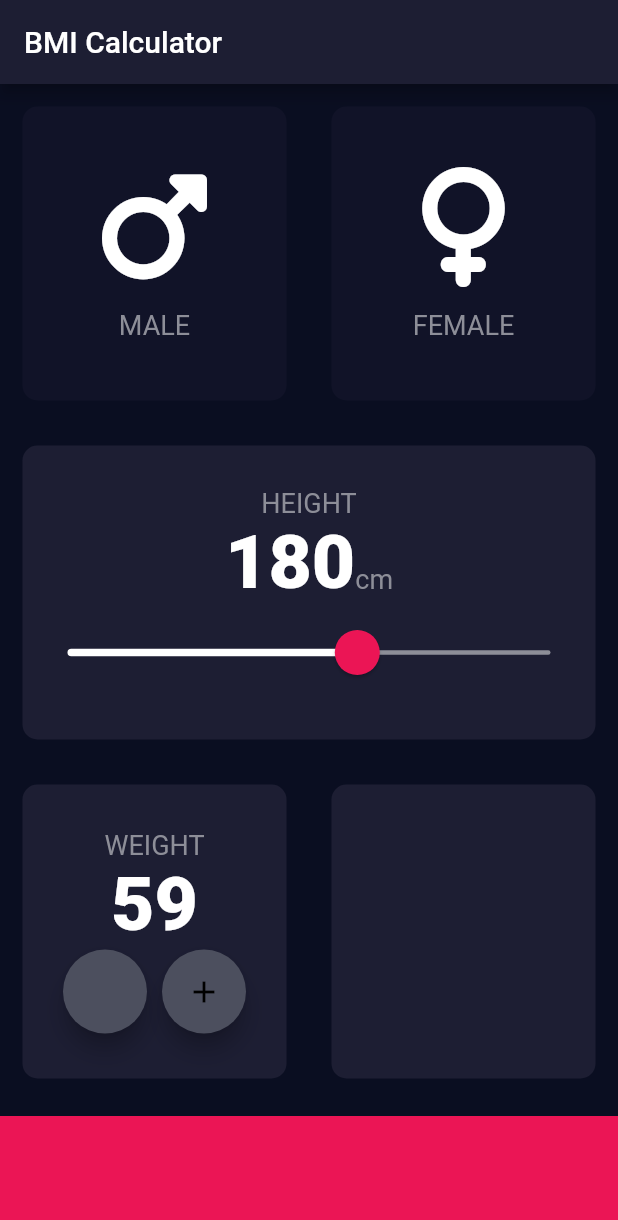
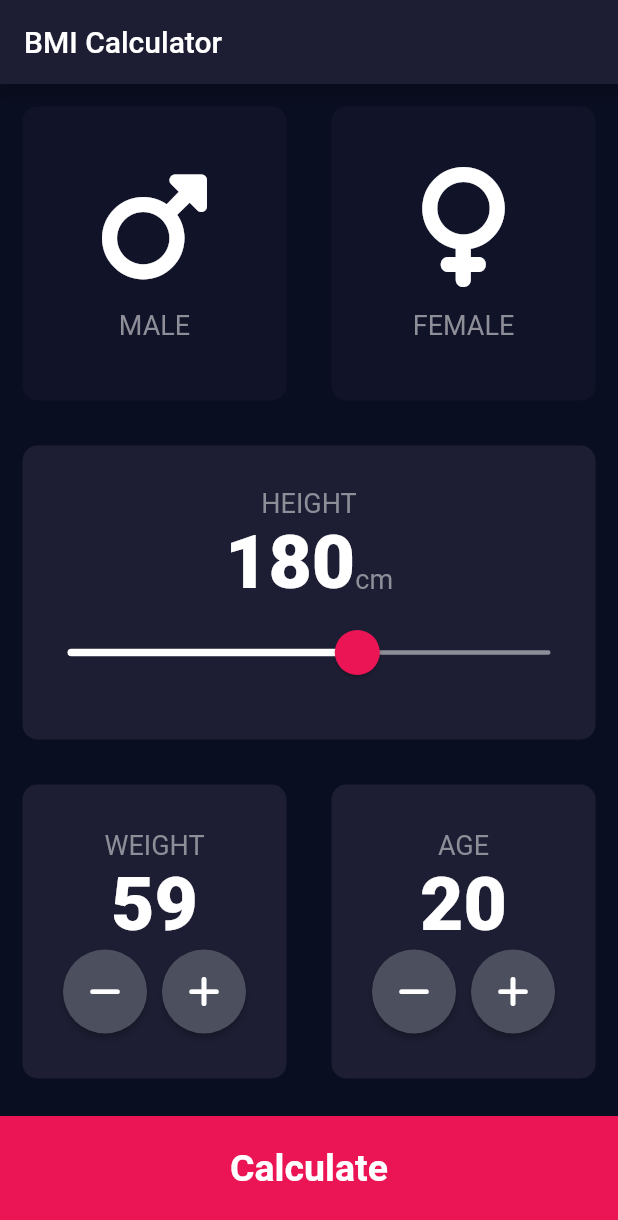
Before and after one commit to mhista/weight_checker, a Flutter app: the screen it shows after launch, on a phone screen of 412 x 824 dp. Shown: the top 1220 px of the screen. Run offline on Flutter 3.47's test engine with Material 2 defaults, Android fonts, the phone set to English and light mode, and no system bars; our stand-ins replace font_awesome_flutter.

Commit message:
recent updates

```diff
--- /dev/null
+++ b/lib/components/button_bottom.dart
@@ -0,0 +1,24 @@
+import 'package:dice_2/components/constants.dart';
+import 'package:flutter/material.dart';
+
+class BottomButton extends StatelessWidget {
+  BottomButton({required this.onTap, required this.buttonText});
+
+  final Function() onTap;
+  final String buttonText;
+
+  @override
+  Widget build(BuildContext context) {
+    return GestureDetector(
+      onTap: onTap,
+      child: Container(
+        child: Center(child: Text(buttonText, style: kLargeButtonFont)),
+        color: kBottomContainerColour,
+        width: double.infinity,
+        height: kBottomContainerHeight,
+        margin: EdgeInsets.only(top: 10.0),
+        padding: EdgeInsets.only(bottom: 10.0),
+      ),
+    );
+  }
+}
--- /dev/null
+++ b/lib/components/constants.dart
@@ -0,0 +1,21 @@
+import 'package:flutter/material.dart';
+
+const kBottomContainerHeight = 80.0;
+const kActiveCardColour = Color(0xFF1D1E33);
+const kBottomContainerColour = Color(0xFFEB1555);
+const kInactiveCardColor = Color(0xFF111328);
+
+const kGenderStyle = TextStyle(
+  fontSize: 18.0,
+  color: Color(0xFF8D8E98),
+);
+const kBiggerFont = TextStyle(fontSize: 50.0, fontWeight: FontWeight.w900);
+const kLargeButtonFont = TextStyle(fontSize: 25.0, fontWeight: FontWeight.bold);
+const kTitleTextStyle = TextStyle(fontSize: 50.0, fontWeight: FontWeight.bold);
+const kResultTextStyle = TextStyle(
+    fontSize: 22.0, fontWeight: FontWeight.bold, color: Color(0xFF24D876));
+const kBMITextStyle = TextStyle(
+  fontSize: 100.0,
+  fontWeight: FontWeight.bold,
+);
+const kBodyTextStyle = TextStyle(fontSize: 22.0);
--- a/lib/gender_card.dart
+++ b/lib/components/gender_card.dart
@@ -3,7 +3,7 @@ import 'package:flutter/material.dart';
 import 'constants.dart';
 
 class genderWidget extends StatelessWidget {
-  const genderWidget({required this.gender, required this.icon_Type});
+  genderWidget({required this.gender, required this.icon_Type});
 
   final String gender;
   final IconData icon_Type;
--- /dev/null
+++ b/lib/components/main.dart
@@ -0,0 +1,25 @@
+import 'package:dice_2/screens/input_page.dart';
+import 'package:flutter/material.dart';
+
+void main() => runApp(BMICalculator());
+
+class BMICalculator extends StatelessWidget {
+  @override
+  Widget build(BuildContext context) {
+    return MaterialApp(
+      theme: ThemeData.dark().copyWith(
+        primaryColor: Color(0xFF0A0E21),
+        scaffoldBackgroundColor: Color(0xFF0A0E21),
+        sliderTheme: SliderTheme.of(context).copyWith(
+            trackHeight: 3.0,
+            thumbColor: Color(0xFFEB1555),
+            overlayColor: Color(0x29EB1555),
+            inactiveTrackColor: Color(0xFF8D8E98),
+            activeTrackColor: Colors.white,
+            thumbShape: RoundSliderThumbShape(enabledThumbRadius: 15.0),
+            overlayShape: RoundSliderOverlayShape(overlayRadius: 30.0)),
+      ),
+      home: InputPage(),
+    );
+  }
+}
--- /dev/null
+++ b/lib/components/rounded_button.dart
@@ -0,0 +1,19 @@
+import 'package:flutter/material.dart';
+
+class RoundIconButton extends StatelessWidget {
+  RoundIconButton({required this.IconChild, required this.onPressed});
+
+  final IconData IconChild;
+  final Function() onPressed;
+
+  @override
+  Widget build(BuildContext context) {
+    return RawMaterialButton(
+      child: Icon(IconChild),
+      shape: CircleBorder(),
+      fillColor: Color(0xFF4C4F5E),
+      constraints: BoxConstraints.tightFor(width: 56.0, height: 56.0),
+      onPressed: onPressed,
+    );
+  }
+}
--- a/lib/constants.dart
+++ /dev/null
@@ -1,12 +0,0 @@
-import 'package:flutter/material.dart';
-
-const kBottomContainerHeight = 80.0;
-const kActiveCardColour = Color(0xFF1D1E33);
-const kBottomContainerColour = Color(0xFFEB1555);
-const kInactiveCardColor = Color(0xFF111328);
-
-const kGenderStyle = TextStyle(
-  fontSize: 18.0,
-  color: Color(0xFF8D8E98),
-);
-const kBiggerFont = TextStyle(fontSize: 50.0, fontWeight: FontWeight.w900);
--- a/lib/input_page.dart
+++ /dev/null
@@ -1,163 +0,0 @@
-import 'package:dice_2/gender_card.dart';
-import 'package:dice_2/reusable_card.dart';
-import 'package:flutter/material.dart';
-import 'package:font_awesome_flutter/font_awesome_flutter.dart';
-
-import 'constants.dart';
-
-enum Gender { male, female, none }
-
-class InputPage extends StatefulWidget {
-  const InputPage({Key? key}) : super(key: key);
-
-  @override
-  State<InputPage> createState() => _InputPageState();
-}
-
-class _InputPageState extends State<InputPage> {
-  Gender selectedGender = Gender.none;
-  int height = 180;
-  int weight = 59;
-
-  // Color maleCardColor = inactiveCardColor;
-  // Color femaleCardColor = activeCardColour;
-
-  @override
-  Widget build(BuildContext context) {
-    return Scaffold(
-      appBar: AppBar(
-        title: Text('BMI Calculator'),
-        backgroundColor: kActiveCardColour,
-      ),
-      body: Column(children: [
-        Expanded(
-          child: Row(children: [
-            Expanded(
-              child: ReusableCard(
-                onPress: () {
-                  setState(() {
-                    selectedGender = Gender.male;
-                  });
-                },
-                colour: selectedGender == Gender.male
-                    ? kActiveCardColour
-                    : kInactiveCardColor,
-                cardChild: genderWidget(
-                  gender: 'MALE',
-                  icon_Type: FontAwesomeIcons.mars,
-                ),
-              ),
-            ),
-            Expanded(
-              child: ReusableCard(
-                onPress: () {
-                  setState(() {
-                    selectedGender = Gender.female;
-                  });
-                },
-                colour: selectedGender == Gender.female
-                    ? kActiveCardColour
-                    : kInactiveCardColor,
-                cardChild: genderWidget(
-                  gender: 'FEMALE',
-                  icon_Type: FontAwesomeIcons.venus,
-                ),
-              ),
-            )
-          ]),
-        ),
-        Expanded(
-          child: ReusableCard(
-            colour: kActiveCardColour,
-            cardChild: Column(
-              crossAxisAlignment: CrossAxisAlignment.center,
-              mainAxisAlignment: MainAxisAlignment.center,
-              children: [
-                Text(
-                  'HEIGHT',
-                  style: kGenderStyle,
-                ),
-                Row(
-                  mainAxisAlignment: MainAxisAlignment.center,
-                  crossAxisAlignment: CrossAxisAlignment.baseline,
-                  textBaseline: TextBaseline.alphabetic,
-                  children: [
-                    Text(
-                      height.toString(),
-                      style: kBiggerFont,
-                    ),
-                    Text(
-                      'cm',
-                      style: kGenderStyle,
-                    ),
-                  ],
-                ),
-                Slider(
-                  value: height.toDouble(),
-                  min: 120.0,
-                  max: 220.0,
-                  onChanged: (double newValue) {
-                    print(newValue);
-                    setState(() {
-                      height = newValue.round();
-                    });
-                  },
-                ),
-              ],
-            ),
-          ),
-        ),
-        Expanded(
-          child: Row(children: [
-            Expanded(
-                child: ReusableCard(
-                  colour: kActiveCardColour,
-                  cardChild: Column(
-                      mainAxisAlignment: MainAxisAlignment.center,
-                      children: [
-                        Text(
-                          'WEIGHT',
-                          style: kGenderStyle,
-                        ),
-                        Text(weight.toString(), style: kBiggerFont),
-                        Row(mainAxisAlignment: MainAxisAlignment.center,
-                            children: [
-                              RoundIconButton(),
-                              SizedBox(
-                                width: 10.0,
-                              ),
-                              FloatingActionButton(
-                                child: Icon(Icons.add),
-                                backgroundColor: Color(0xFF4C4F5E),
-                                onPressed: () {},
-                              )
-                            ])
-                      ]),
-                )),
-            Expanded(child: ReusableCard(colour: kActiveCardColour))
-          ]),
-        ),
-        Container(
-            color: kBottomContainerColour,
-            width: double.infinity,
-            height: kBottomContainerHeight,
-            margin: EdgeInsets.only(top: 10.0))
-      ]),
-    );
-  }
-}
-
-class RoundIconButton extends StatelessWidget {
-  const RoundIconButton({Key? key}) : super(key: key);
-
-  @override
-  Widget build(BuildContext context) {
-    return RawMaterialButton(
-      elevation: 6.0,
-      shape: CircleBorder(),
-      fillColor: Color(0xFF4C4F5E),
-      constraints: BoxConstraints.tightFor(width: 56.0, height: 56.0),
-      onPressed: () {},
-    );
-  }
-}
--- a/lib/main.dart
+++ /dev/null
@@ -1,24 +0,0 @@
-import 'package:dice_2/input_page.dart';
-import 'package:flutter/material.dart';
-
-void main() => runApp(BMICalculator());
-
-class BMICalculator extends StatelessWidget {
-  @override
-  Widget build(BuildContext context) {
-    return MaterialApp(
-        theme: ThemeData.dark().copyWith(
-          primaryColor: Color(0xFF0A0E21),
-          scaffoldBackgroundColor: Color(0xFF0A0E21),
-          sliderTheme: SliderTheme.of(context).copyWith(
-              trackHeight: 3.0,
-              thumbColor: Color(0xFFEB1555),
-              overlayColor: Color(0x29EB1555),
-              inactiveTrackColor: Color(0xFF8D8E98),
-              activeTrackColor: Colors.white,
-              thumbShape: RoundSliderThumbShape(enabledThumbRadius: 15.0),
-              overlayShape: RoundSliderOverlayShape(overlayRadius: 30.0)),
-        ),
-        home: InputPage());
-  }
-}
--- /dev/null
+++ b/lib/screens/input_page.dart
@@ -0,0 +1,203 @@
+import 'package:dice_2/components/button_bottom.dart';
+import 'package:dice_2/components/calculator_brain.dart';
+import 'package:dice_2/components/constants.dart';
+import 'package:dice_2/components/gender_card.dart';
+import 'package:dice_2/components/reusable_card.dart';
+import 'package:dice_2/components/rounded_button.dart';
+import 'package:dice_2/screens/second_screen.dart';
+import 'package:flutter/material.dart';
+import 'package:font_awesome_flutter/font_awesome_flutter.dart';
+
+enum Gender { male, female, none }
+
+class InputPage extends StatefulWidget {
+  const InputPage({Key? key}) : super(key: key);
+
+  @override
+  State<InputPage> createState() => _InputPageState();
+}
+
+class _InputPageState extends State<InputPage> {
+  Gender selectedGender = Gender.none;
+  int height = 180;
+  int weight = 59;
+  int age = 20;
+
+  // Color maleCardColor = inactiveCardColor;
+  // Color femaleCardColor = activeCardColour;
+
+  @override
+  Widget build(BuildContext context) {
+    return Scaffold(
+      appBar: AppBar(
+        title: Text('BMI Calculator'),
+        backgroundColor: kActiveCardColour,
+      ),
+      body: Column(children: [
+        Expanded(
+          child: Row(children: [
+            Expanded(
+              child: ReusableCard(
+                onPress: () {
+                  setState(() {
+                    selectedGender = Gender.male;
+                  });
+                },
+                colour: selectedGender == Gender.male
+                    ? kActiveCardColour
+                    : kInactiveCardColor,
+                cardChild: genderWidget(
+                  gender: 'MALE',
+                  icon_Type: FontAwesomeIcons.mars,
+                ),
+              ),
+            ),
+            Expanded(
+              child: ReusableCard(
+                onPress: () {
+                  setState(() {
+                    selectedGender = Gender.female;
+                  });
+                },
+                colour: selectedGender == Gender.female
+                    ? kActiveCardColour
+                    : kInactiveCardColor,
+                cardChild: genderWidget(
+                  gender: 'FEMALE',
+                  icon_Type: FontAwesomeIcons.venus,
+                ),
+              ),
+            )
+          ]),
+        ),
+        Expanded(
+          child: ReusableCard(
+            colour: kActiveCardColour,
+            cardChild: Column(
+              crossAxisAlignment: CrossAxisAlignment.center,
+              mainAxisAlignment: MainAxisAlignment.center,
+              children: [
+                Text(
+                  'HEIGHT',
+                  style: kGenderStyle,
+                ),
+                Row(
+                  mainAxisAlignment: MainAxisAlignment.center,
+                  crossAxisAlignment: CrossAxisAlignment.baseline,
+                  textBaseline: TextBaseline.alphabetic,
+                  children: [
+                    Text(
+                      height.toString(),
+                      style: kBiggerFont,
+                    ),
+                    Text(
+                      'cm',
+                      style: kGenderStyle,
+                    ),
+                  ],
+                ),
+                Slider(
+                  value: height.toDouble(),
+                  min: 120.0,
+                  max: 220.0,
+                  onChanged: (double newValue) {
+                    print(newValue);
+                    setState(() {
+                      height = newValue.round();
+                    });
+                  },
+                ),
+              ],
+            ),
+          ),
+        ),
+        Expanded(
+          child: Row(children: [
+            Expanded(
+                child: ReusableCard(
+              colour: kActiveCardColour,
+              cardChild: Column(
+                  mainAxisAlignment: MainAxisAlignment.center,
+                  children: [
+                    Text(
+                      'WEIGHT',
+                      style: kGenderStyle,
+                    ),
+                    Text(weight.toString(), style: kBiggerFont),
+                    Row(mainAxisAlignment: MainAxisAlignment.center, children: [
+                      RoundIconButton(
+                        IconChild: FontAwesomeIcons.minus,
+                        onPressed: () {
+                          setState(() {
+                            weight--;
+                          });
+                        },
+                      ),
+                      SizedBox(
+                        width: 10.0,
+                      ),
+                      RoundIconButton(
+                        IconChild: FontAwesomeIcons.plus,
+                        onPressed: () {
+                          setState(() {
+                            weight++;
+                          });
+                        },
+                      ),
+                    ]),
+                  ]),
+            )),
+            Expanded(
+                child: ReusableCard(
+              colour: kActiveCardColour,
+              cardChild: Column(
+                  mainAxisAlignment: MainAxisAlignment.center,
+                  children: [
+                    Text(
+                      'AGE',
+                      style: kGenderStyle,
+                    ),
+                    Text(age.toString(), style: kBiggerFont),
+                    Row(mainAxisAlignment: MainAxisAlignment.center, children: [
+                      RoundIconButton(
+                        IconChild: FontAwesomeIcons.minus,
+                        onPressed: () {
+                          setState(() {
+                            age--;
+                          });
+                        },
+                      ),
+                      SizedBox(
+                        width: 10.0,
+                      ),
+                      RoundIconButton(
+                        IconChild: FontAwesomeIcons.plus,
+                        onPressed: () {
+                          setState(() {
+                            age++;
+                          });
+                        },
+                      ),
+                    ]),
+                  ]),
+            ))
+          ]),
+        ),
+        BottomButton(
+            onTap: () {
+              CalculatorBrain calc =
+                  CalculatorBrain(height: height, weight: weight);
+              Navigator.push(
+                  context,
+                  MaterialPageRoute(
+                      builder: (context) => SecondScreen(
+                            bmiResult: calc.calculateBMI(),
+                            bmiText: calc.getResult(),
+                            interpretation: calc.getInterpretation(),
+                          )));
+            },
+            buttonText: 'Calculate')
+      ]),
+    );
+  }
+}
```
Also changed, not shown: lib/components/calculator_brain.dart (added, +35 -0 lines), lib/screens/second_screen.dart (added, +53 -0 lines), lib/components/reusable_card.dart (renamed from lib/reusable_card.dart).
